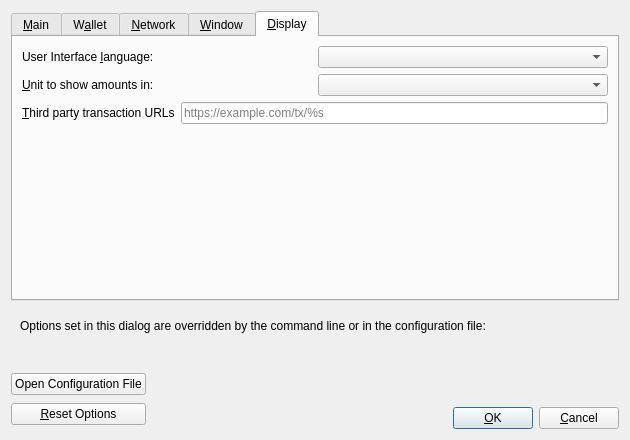
Before: the Qt Designer form src/qt/forms/optionsdialog.ui in equalishcoin/equalishcoind, drawn with Qt 5.
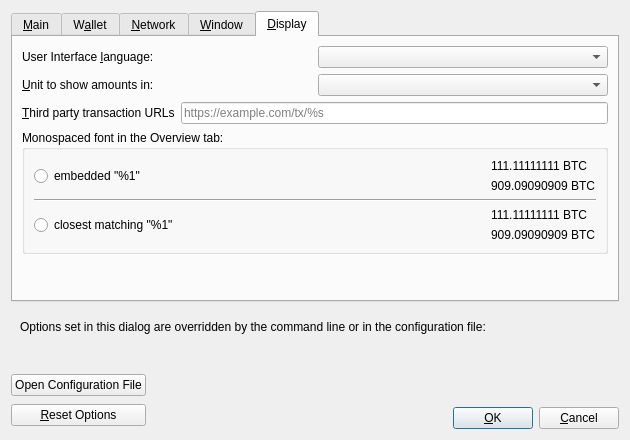
After: the same form once the commit is applied. The open tabs and pages were chosen to show the change. Custom widgets are drawn as their Qt base class.

Commit message: gui: Add monospaced font settings

```diff
--- a/src/qt/forms/optionsdialog.ui
+++ b/src/qt/forms/optionsdialog.ui
@@ -675,6 +675,106 @@
          </item>
         </layout>
        </item>
+       <item>
+        <widget class="QGroupBox" name="font_groupBox">
+         <property name="title">
+          <string>Monospaced font in the Overview tab:</string>
+         </property>
+         <layout class="QVBoxLayout" name="font_verticalLayout">
+          <item>
+           <layout class="QHBoxLayout" name="embeddedFont_horizontalLayout">
+            <item>
+             <widget class="QRadioButton" name="embeddedFont_radioButton">
+              <property name="text">
+               <string>embedded &quot;%1&quot;</string>
+              </property>
+             </widget>
+            </item>
+            <item>
+             <spacer name="embeddedFont_horizontalSpacer">
+              <property name="orientation">
+               <enum>Qt::Horizontal</enum>
+              </property>
+              <property name="sizeHint" stdset="0">
+               <size>
+                <width>40</width>
+                <height>20</height>
+               </size>
+              </property>
+             </spacer>
+            </item>
+            <item>
+             <layout class="QVBoxLayout" name="embeddedFont_verticalLayout">
+              <item>
+               <widget class="QLabel" name="embeddedFont_label_1">
+                <property name="text">
+                 <string>111.11111111 BTC</string>
+                </property>
+               </widget>
+              </item>
+              <item>
+               <widget class="QLabel" name="embeddedFont_label_9">
+                <property name="text">
+                 <string>909.09090909 BTC</string>
+                </property>
+               </widget>
+              </item>
+             </layout>
+            </item>
+           </layout>
+          </item>
+          <item>
+           <widget class="Line" name="font_line">
+            <property name="orientation">
+             <enum>Qt::Horizontal</enum>
+            </property>
+           </widget>
+          </item>
+          <item>
+           <layout class="QHBoxLayout" name="systemFont_horizontalLayout">
+            <item>
+             <widget class="QRadioButton" name="systemFont_radioButton">
+              <property name="text">
+               <string>closest matching &quot;%1&quot;</string>
+              </property>
+             </widget>
+            </item>
+            <item>
+             <spacer name="systemFont_horizontalSpacer">
+              <property name="orientation">
+               <enum>Qt::Horizontal</enum>
+              </property>
+              <property name="sizeHint" stdset="0">
+               <size>
+                <width>40</width>
+                <height>20</height>
+               </size>
+              </property>
+             </spacer>
+            </item>
+            <item>
+             <layout class="QVBoxLayout" name="systemFont_verticalLayout">
+              <item>
+               <widget class="QLabel" name="systemFont_label_1">
+                <property name="text">
+                 <string>111.11111111 BTC</string>
+                </property>
+               </widget>
+              </item>
+              <item>
+               <widget class="QLabel" name="systemFont_label_9">
+                <property name="text">
+                 <string>909.09090909 BTC</string>
+                </property>
+               </widget>
+              </item>
+             </layout>
+            </item>
+           </layout>
+          </item>
+         </layout>
+        </widget>
+       </item>
        <item>
         <spacer name="verticalSpacer_Display">
          <property name="orientation">
```
The commit also changes 4 other files.
